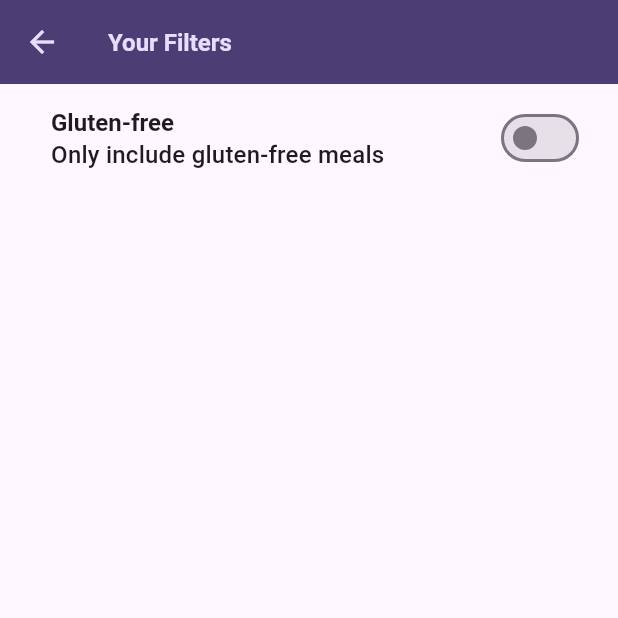
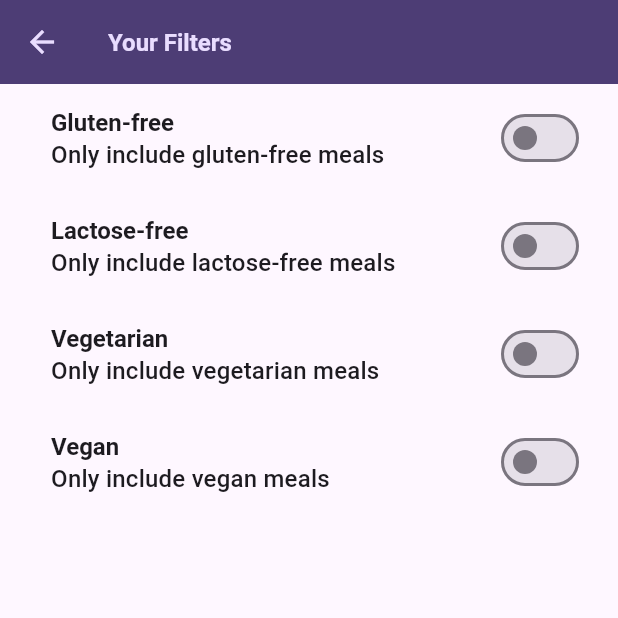
Before and after one commit to nabeel1o1/LearnFlutter, a Flutter app: the FiltersScreen screen opened directly, on a phone screen of 412 x 824 dp, the top half of it. Run offline on Flutter 3.47's test engine with Material 3 defaults, Android fonts, the phone set to English and light mode, and no system bars; our stand-ins replace google_fonts, transparent_image.

Commit message:
Adding functionality of filters_screen.dart

```diff
--- a/lib/meals_app/screens/filters_screen.dart
+++ b/lib/meals_app/screens/filters_screen.dart
@@ -1,4 +1,6 @@
 import 'package:flutter/material.dart';
+
+enum Filter { glutenFree, lactoseFree, vegetarian, vegan }
 
 class FiltersScreen extends StatefulWidget {
   const FiltersScreen({super.key});
@@ -8,8 +10,10 @@
 }
 
 class _FiltersScreenState extends State<FiltersScreen> {
-
   var _glutenFreeFilterSet = false;
+  var _lactoseFreeFilterSet = false;
+  var _vegetarianFilterSet = false;
+  var _veganFilterSet = false;
 
   @override
   Widget build(BuildContext context) {
@@ -19,7 +23,17 @@
           'Your Filters',
         ),
       ),
-      body: Column(
+      body: PopScope(
+        canPop: false,
+        onPopInvokedWithResult: (didPop, result) {
+          Navigator.of(context).pop({
+            Filter.glutenFree: _glutenFreeFilterSet,
+            Filter.lactoseFree: _lactoseFreeFilterSet,
+            Filter.vegetarian: _vegetarianFilterSet,
+            Filter.vegan: _veganFilterSet
+          });
+        },
+        child: Column(
           children: [
             SwitchListTile(
               value: _glutenFreeFilterSet,
@@ -42,8 +56,75 @@
               ),
               activeColor: Theme.of(context).colorScheme.tertiary,
               contentPadding: const EdgeInsets.only(left: 34, right: 22),
-          )
+            ),
+            SwitchListTile(
+              value: _lactoseFreeFilterSet,
+              onChanged: (isChecked) {
+                setState(() {
+                  _lactoseFreeFilterSet = isChecked;
+                });
+              },
+              title: Text(
+                'Lactose-free',
+                style: Theme.of(context).textTheme.titleLarge!.copyWith(
+                      color: Theme.of(context).colorScheme.onSurface,
+                    ),
+              ),
+              subtitle: Text(
+                'Only include lactose-free meals',
+                style: Theme.of(context).textTheme.titleMedium!.copyWith(
+                      color: Theme.of(context).colorScheme.onSurface,
+                    ),
+              ),
+              activeColor: Theme.of(context).colorScheme.tertiary,
+              contentPadding: const EdgeInsets.only(left: 34, right: 22),
+            ),
+            SwitchListTile(
+              value: _vegetarianFilterSet,
+              onChanged: (isChecked) {
+                setState(() {
+                  _vegetarianFilterSet = isChecked;
+                });
+              },
+              title: Text(
+                'Vegetarian',
+                style: Theme.of(context).textTheme.titleLarge!.copyWith(
+                      color: Theme.of(context).colorScheme.onSurface,
+                    ),
+              ),
+              subtitle: Text(
+                'Only include vegetarian meals',
+                style: Theme.of(context).textTheme.titleMedium!.copyWith(
+                      color: Theme.of(context).colorScheme.onSurface,
+                    ),
+              ),
+              activeColor: Theme.of(context).colorScheme.tertiary,
+              contentPadding: const EdgeInsets.only(left: 34, right: 22),
+            ),
+            SwitchListTile(
+              value: _veganFilterSet,
+              onChanged: (isChecked) {
+                setState(() {
+                  _veganFilterSet = isChecked;
+                });
+              },
+              title: Text(
+                'Vegan',
+                style: Theme.of(context).textTheme.titleLarge!.copyWith(
+                      color: Theme.of(context).colorScheme.onSurface,
+                    ),
+              ),
+              subtitle: Text(
+                'Only include vegan meals',
+                style: Theme.of(context).textTheme.titleMedium!.copyWith(
+                      color: Theme.of(context).colorScheme.onSurface,
+                    ),
+              ),
+              activeColor: Theme.of(context).colorScheme.tertiary,
+              contentPadding: const EdgeInsets.only(left: 34, right: 22),
+            ),
           ],
+        ),
       ),
     );
   }
--- a/lib/meals_app/screens/tab_screen.dart
+++ b/lib/meals_app/screens/tab_screen.dart
@@ -1,6 +1,7 @@
 import 'package:flutter/material.dart';
 import 'package:flutteroid_app/meals_app/models/meal.dart';
 import 'package:flutteroid_app/meals_app/screens/categories_screen.dart';
+import 'package:flutteroid_app/meals_app/screens/filters_screen.dart';
 import 'package:flutteroid_app/meals_app/screens/meals_screen.dart';
 import 'package:flutteroid_app/meals_app/widgets/main_drawer.dart';
 
@@ -16,11 +17,13 @@
 
   void _onDrawerItemSelect(String item) {
     Navigator.pop(context);
-    if(item == 'filters') {
-
-    } else {
-
-    }
+    if (item == 'filters') {
+      Navigator.of(context).push(
+        MaterialPageRoute(
+          builder: (ctx) => const FiltersScreen(),
+        ),
+      );
+    } else {}
   }
 
   void _showInfoMessage(String message) {
```
Lines whose indentation alone changed are shown as unchanged.
